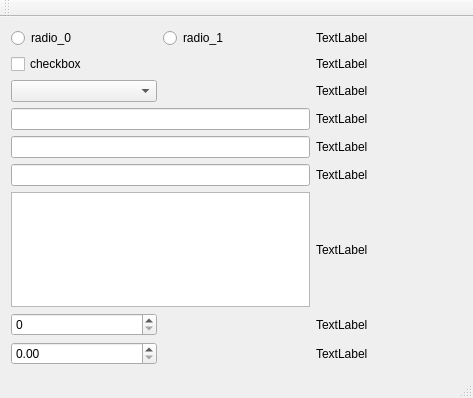
Old version of the form demo/mainwindow.ui in the repository CrisJiang/QControlBinder.
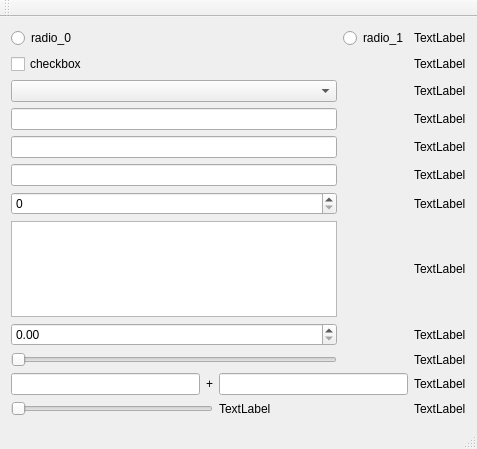
New version of the form.

Patch:
```diff
--- a/demo/mainwindow.ui
+++ b/demo/mainwindow.ui
@@ -6,65 +6,17 @@
    <rect>
     <x>0</x>
     <y>0</y>
-    <width>473</width>
-    <height>398</height>
+    <width>477</width>
+    <height>449</height>
    </rect>
   </property>
   <property name="windowTitle">
    <string>MainWindow</string>
   </property>
   <widget class="QWidget" name="centralWidget">
+   <layout class="QVBoxLayout" name="verticalLayout">
+    <item>
    <layout class="QGridLayout" name="gridLayout">
-    <item row="4" column="2">
-     <widget class="QLabel" name="label_lineEdit_int">
-      <property name="text">
-       <string>TextLabel</string>
-      </property>
-     </widget>
-    </item>
-    <item row="0" column="1">
-     <widget class="QRadioButton" name="radioButton_2">
-      <property name="text">
-       <string>radio_1</string>
-      </property>
-      <attribute name="buttonGroup">
-       <string notr="true">buttonGroup</string>
-      </attribute>
-     </widget>
-    </item>
-    <item row="4" column="0" colspan="2">
-     <widget class="QLineEdit" name="lineEdit_int"/>
-    </item>
-    <item row="6" column="2">
-     <widget class="QLabel" name="label_textEdit">
-      <property name="text">
-       <string>TextLabel</string>
-      </property>
-     </widget>
-    </item>
-    <item row="6" column="0" colspan="2">
-     <widget class="QTextEdit" name="textEdit"/>
-    </item>
-    <item row="7" column="0">
-     <widget class="QSpinBox" name="spinBox"/>
-    </item>
-    <item row="8" column="0">
-     <widget class="QDoubleSpinBox" name="doubleSpinBox"/>
-    </item>
-    <item row="1" column="2">
-     <widget class="QLabel" name="label_checkbox">
-      <property name="text">
-       <string>TextLabel</string>
-      </property>
-     </widget>
-    </item>
-    <item row="0" column="2">
-     <widget class="QLabel" name="label_radio">
-      <property name="text">
-       <string>TextLabel</string>
-      </property>
-     </widget>
-    </item>
     <item row="3" column="2">
      <widget class="QLabel" name="label_lineEdit">
       <property name="text">
@@ -72,23 +24,6 @@
       </property>
      </widget>
     </item>
-    <item row="2" column="0">
-     <widget class="QComboBox" name="comboBox"/>
-    </item>
-    <item row="8" column="2">
-     <widget class="QLabel" name="label_doubleSpinBox">
-      <property name="text">
-       <string>TextLabel</string>
-      </property>
-     </widget>
-    </item>
-    <item row="7" column="2">
-     <widget class="QLabel" name="label_spinBox">
-      <property name="text">
-       <string>TextLabel</string>
-      </property>
-     </widget>
-    </item>
     <item row="0" column="0">
      <widget class="QRadioButton" name="radioButton">
       <property name="text">
@@ -99,6 +34,22 @@
       </attribute>
      </widget>
     </item>
+      <item row="5" column="2">
+       <widget class="QLabel" name="label_lineEdit_double">
+        <property name="text">
+         <string>TextLabel</string>
+        </property>
+       </widget>
+      </item>
+      <item row="4" column="0">
+       <widget class="QLineEdit" name="lineEdit_int"/>
+      </item>
+      <item row="2" column="0">
+       <widget class="QComboBox" name="comboBox"/>
+      </item>
+      <item row="3" column="0">
+       <widget class="QLineEdit" name="lineEdit"/>
+      </item>
     <item row="1" column="0">
      <widget class="QCheckBox" name="checkBox">
       <property name="text">
@@ -106,7 +57,41 @@
       </property>
      </widget>
     </item>
-    <item row="5" column="0" colspan="2">
+      <item row="9" column="0">
+       <widget class="QTextEdit" name="textEdit"/>
+      </item>
+      <item row="0" column="1">
+       <widget class="QRadioButton" name="radioButton_2">
+        <property name="text">
+         <string>radio_1</string>
+        </property>
+        <attribute name="buttonGroup">
+         <string notr="true">buttonGroup</string>
+        </attribute>
+       </widget>
+      </item>
+      <item row="0" column="2">
+       <widget class="QLabel" name="label_radio">
+        <property name="text">
+         <string>TextLabel</string>
+        </property>
+       </widget>
+      </item>
+      <item row="13" column="0">
+       <widget class="QSlider" name="slider">
+        <property name="orientation">
+         <enum>Qt::Horizontal</enum>
+        </property>
+       </widget>
+      </item>
+      <item row="4" column="2">
+       <widget class="QLabel" name="label_lineEdit_int">
+        <property name="text">
+         <string>TextLabel</string>
+        </property>
+       </widget>
+      </item>
+      <item row="5" column="0">
      <widget class="QLineEdit" name="lineEdit_double"/>
     </item>
     <item row="2" column="2">
@@ -116,15 +101,93 @@
       </property>
      </widget>
     </item>
-    <item row="5" column="2">
-     <widget class="QLabel" name="label_lineEdit_double">
+      <item row="1" column="2">
+       <widget class="QLabel" name="label_checkbox">
       <property name="text">
        <string>TextLabel</string>
       </property>
      </widget>
     </item>
-    <item row="3" column="0" colspan="2">
-     <widget class="QLineEdit" name="lineEdit"/>
+      <item row="12" column="0">
+       <widget class="QDoubleSpinBox" name="doubleSpinBox"/>
+      </item>
+      <item row="6" column="0">
+       <widget class="QSpinBox" name="spinBox"/>
+      </item>
+      <item row="9" column="2">
+       <widget class="QLabel" name="label_textEdit">
+        <property name="text">
+         <string>TextLabel</string>
+        </property>
+       </widget>
+      </item>
+      <item row="13" column="2">
+       <widget class="QLabel" name="label_slider">
+        <property name="text">
+         <string>TextLabel</string>
+        </property>
+       </widget>
+      </item>
+      <item row="6" column="2">
+       <widget class="QLabel" name="label_spinBox">
+        <property name="text">
+         <string>TextLabel</string>
+        </property>
+       </widget>
+      </item>
+      <item row="12" column="2">
+       <widget class="QLabel" name="label_doubleSpinBox">
+        <property name="text">
+         <string>TextLabel</string>
+        </property>
+       </widget>
+      </item>
+     </layout>
+    </item>
+    <item>
+     <layout class="QGridLayout" name="gridLayout_2">
+      <item row="0" column="1">
+       <widget class="QLabel" name="label">
+        <property name="text">
+         <string>+</string>
+        </property>
+       </widget>
+      </item>
+      <item row="0" column="3">
+       <widget class="QLabel" name="label_addresult">
+        <property name="text">
+         <string>TextLabel</string>
+        </property>
+       </widget>
+      </item>
+      <item row="0" column="0">
+       <widget class="QLineEdit" name="edit_add1"/>
+      </item>
+      <item row="0" column="2">
+       <widget class="QLineEdit" name="edit_add2"/>
+      </item>
+      <item row="1" column="3">
+       <widget class="QLabel" name="label_key">
+        <property name="text">
+         <string>TextLabel</string>
+        </property>
+       </widget>
+      </item>
+      <item row="1" column="0" colspan="2">
+       <widget class="QSlider" name="slider_watch">
+        <property name="orientation">
+         <enum>Qt::Horizontal</enum>
+        </property>
+       </widget>
+      </item>
+      <item row="1" column="2">
+       <widget class="QLabel" name="label_percent">
+        <property name="text">
+         <string>TextLabel</string>
+        </property>
+       </widget>
+      </item>
+     </layout>
     </item>
    </layout>
   </widget>
@@ -133,7 +196,7 @@
     <rect>
      <x>0</x>
      <y>0</y>
-     <width>473</width>
+     <width>477</width>
      <height>22</height>
     </rect>
    </property>
```
Lines whose indentation alone changed are shown as unchanged.
